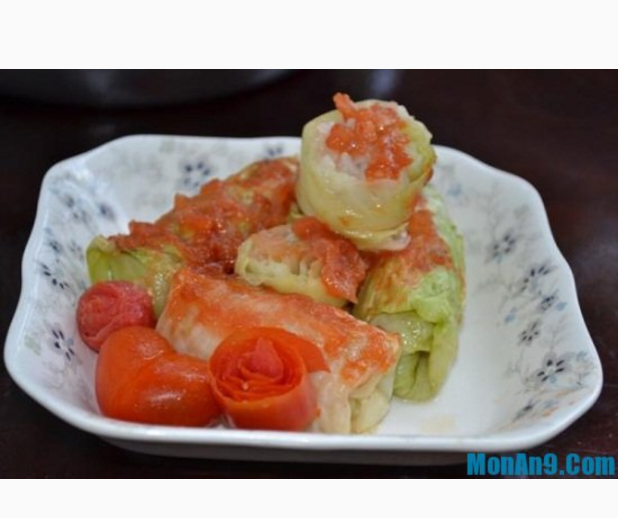
After one commit to minhlong139/GDGExercise, an Android app: the layout article.xml on its own in the app's theme, with its tools: preview values and no code run, on a phone screen of 412 x 824 dp. The commit adds this screen. Shown: the top 518 px of the screen. Run offline under Robolectric (Android 15) with nearby library versions, the phone set to English and light mode, and no system bars.

Commit message:
Create view

```diff
--- a/app/src/main/java/localhost/longbm/gdgexercise/HomeActivity.java
+++ b/app/src/main/java/localhost/longbm/gdgexercise/HomeActivity.java
@@ -9,5 +9,10 @@
     protected void onCreate(Bundle savedInstanceState) {
         super.onCreate(savedInstanceState);
         setContentView(R.layout.activity_home);
+        createList();
+    }
+
+    protected void createList() {
+
     }
 }
--- /dev/null
+++ b/app/src/main/res/layout/article.xml
@@ -0,0 +1,11 @@
+<?xml version="1.0" encoding="utf-8"?>
+<LinearLayout xmlns:android="http://schemas.android.com/apk/res/android"
+    android:orientation="horizontal"
+    android:layout_width="match_parent"
+    android:layout_height="match_parent">
+
+    <ImageView
+        android:layout_width="match_parent"
+        android:layout_height="wrap_content"
+        android:src="@drawable/article"/>
+</LinearLayout>
```
Also changed, not shown: app/src/main/res/drawable/article.jpg (added).
